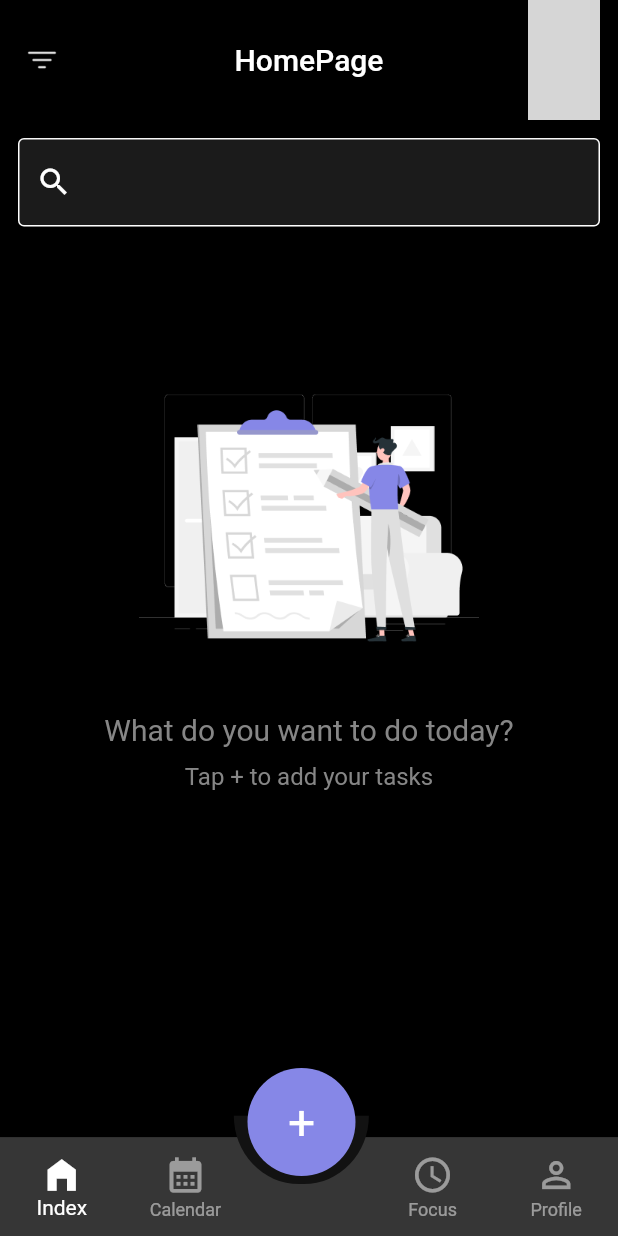
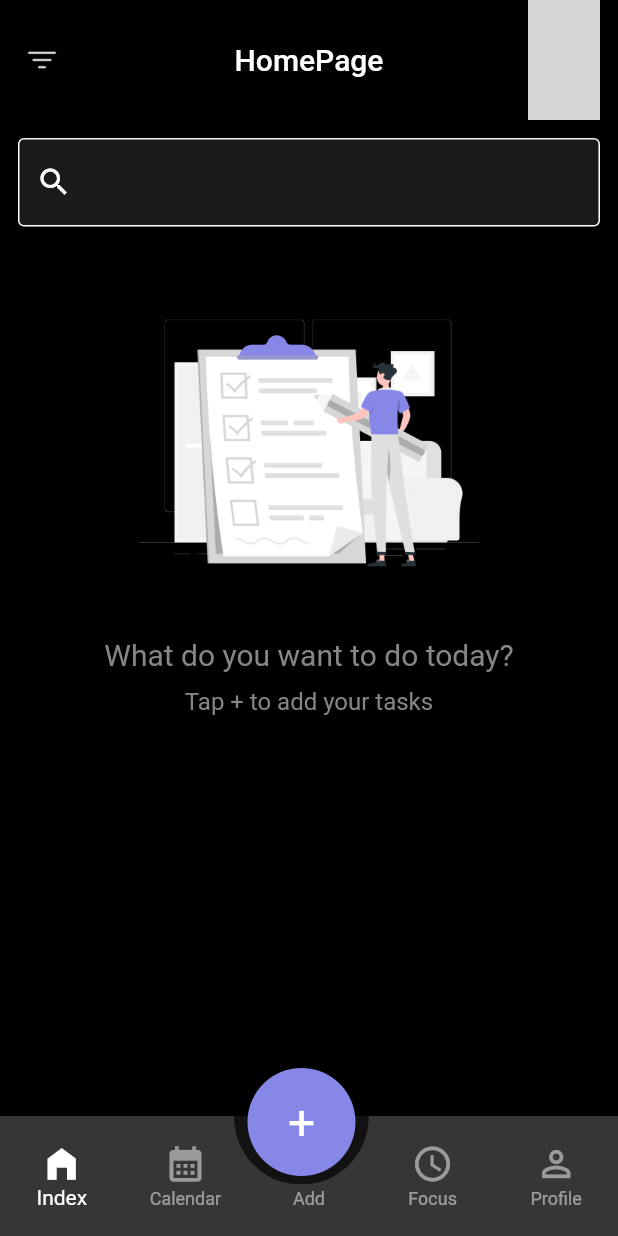
Before and after one commit to hasan13ek/todoApp, a Flutter app: the screen it shows after launch, on a phone screen of 412 x 824 dp. Run offline on Flutter 3.47's test engine with Material 2 defaults, Android fonts, the phone set to English and light mode, and no system bars; our stand-ins replace expandable_page_view, flutter_screenutil, flutter_svg, numberpicker, sqflite; accounts and stored records are empty; network calls fail; grey boxes are pictures that could not be loaded.

Commit message:
Boldi hammasi

```diff
--- a/lib/Widgets/alertichidagiAll.dart
+++ b/lib/Widgets/alertichidagiAll.dart
@@ -14,9 +14,9 @@ class alertichidagiAll extends StatelessWidget {
       height: 100,
       child: Column(
         crossAxisAlignment: CrossAxisAlignment.start,
-        children: [
+        children:const [
           textfield1(),
-          const SizedBox(
+           SizedBox(
             height: 12,
           ),
           textfield2(),
--- a/lib/Widgets/almashuvchanRasm.dart
+++ b/lib/Widgets/almashuvchanRasm.dart
@@ -11,7 +11,7 @@ class almashuvchanRasm extends StatelessWidget {
       child: Column(
         children: [
           const SizedBox(
-            height: 75,
+            height: 25,
           ),
           Image.asset(
             "assets/images/img_1.png",
--- a/lib/Widgets/bottoms/bottomNavBar.dart
+++ b/lib/Widgets/bottoms/bottomNavBar.dart
@@ -1,14 +1,30 @@
+import 'package:first_lesson/Widgets/nimadirochibkur.dart';
 import 'package:flutter/cupertino.dart';
 import 'package:flutter/material.dart';
+import 'package:first_lesson/screens/main_page.dart';
 
-class bottomNavBar extends StatelessWidget {
+class bottomNavBar extends StatefulWidget {
   const bottomNavBar({
     Key? key,
   }) : super(key: key);
 
   @override
+  State<bottomNavBar> createState() => _bottomNavBarState();
+}
+
+int _selectedIndex = 0;
+
+class _bottomNavBarState extends State<bottomNavBar> {
+  @override
   Widget build(BuildContext context) {
-    return BottomNavigationBar(
+    return
+      BottomNavigationBar(
+      currentIndex: _selectedIndex,
+      onTap: (index) {
+        setState(() {
+          _selectedIndex = index;
+        });
+      },
       iconSize: 28,
       selectedItemColor: Colors.white,
       unselectedItemColor: Colors.white.withOpacity(0.50),
@@ -24,8 +40,10 @@ class bottomNavBar extends StatelessWidget {
           label: 'Calendar',
         ),
         BottomNavigationBarItem(
-          icon: Icon(null),
-          label: '',
+          icon: Icon(
+           null
+          ),
+          label: 'Add',
         ),
         BottomNavigationBarItem(
           icon: Icon(Icons.watch_later_outlined),
--- a/lib/Widgets/bottoms/button2.dart
+++ b/lib/Widgets/bottoms/button2.dart
@@ -51,7 +51,7 @@ class button2 extends StatelessWidget {
                                 crossAxisCount: 3),
                             itemBuilder:
                                 (BuildContext contex, int index) {
-                              return InkWell(
+                              return GestureDetector(
                                 onTap: () {
                                   state(() {
                                     nimadir=index;
--- a/lib/Widgets/bottoms/button3.dart
+++ b/lib/Widgets/bottoms/button3.dart
@@ -54,7 +54,7 @@ class button3 extends StatelessWidget {
                                     crossAxisCount: 4),
                                 itemBuilder:
                                     (BuildContext contex, int index) {
-                                  return InkWell(
+                                  return GestureDetector(
                                     onTap: () {
                                       state(() {
                                         nimadir=index;
--- a/lib/screens/main_page.dart
+++ b/lib/screens/main_page.dart
@@ -6,6 +6,7 @@ import 'package:first_lesson/Widgets/soatlar/test1.dart';
 import 'package:first_lesson/Widgets/soatlar/test2.dart';
 import 'package:first_lesson/Widgets/soatlar/test3.dart';
 import 'package:first_lesson/Widgets/bottoms/yasamaFloatButton.dart';
+import 'package:first_lesson/Widgets/update_task_widget.dart';
 import 'package:first_lesson/database/local_database.dart';
 import 'package:first_lesson/models/todo_model.dart';
 import 'package:first_lesson/screens/main_page.dart';
@@ -31,6 +32,7 @@ class MainPage extends StatefulWidget {
   @override
   State<MainPage> createState() => _MainPageState();
 }
+int _selectedIndex = 0;
 String search = "";
 String title = "";
 String desc = "";
@@ -47,13 +49,14 @@ class _MainPageState extends State<MainPage> {
 
   Widget build(BuildContext context) {
     return Scaffold(
+      resizeToAvoidBottomInset: false,
       backgroundColor: Colors.black,
       appBar: AppBar(
         toolbarHeight: 80,
         centerTitle: true,
         leading: IconButton(
           onPressed: () {},
-          icon: Image.asset("${AppImages.ic_menu1}"),
+          icon: Image.asset(AppImages.ic_menu1),
         ),
         backgroundColor: Colors.black,
         title: const Text("HomePage"),
@@ -102,18 +105,15 @@ class _MainPageState extends State<MainPage> {
           Expanded(
             child: FutureBuilder(
               future: LocalDatabase.getTaskByTitle(title: search),
-              builder:
-                  (BuildContext context, AsyncSnapshot<List<TodoModel>> snapshot) {
+              builder: (BuildContext context,
+                  AsyncSnapshot<List<TodoModel>> snapshot) {
                 if (snapshot.hasData) {
                   if (snapshot.data!.isEmpty) {
-                    return
-                     Center(
-                      child:
-                      almashuvchanRasm(),
+                    return const Center(
+                      child: almashuvchanRasm(),
                     );
                   }
-                  return
-                  ListView.builder(
+                  return ListView.builder(
                     itemCount: snapshot.data?.length ?? 0,
                     itemBuilder: (context, index) {
                       return TaskItem(
@@ -121,12 +121,31 @@ class _MainPageState extends State<MainPage> {
                         onDeleted: () {
                           setState(() {});
                         },
+                        onSelected: () {
+                          showDialog(
+                              context: context,
+                              builder: (context) {
+                                return AlertDialog(
+                                  shape: const RoundedRectangleBorder(
+                                      borderRadius: BorderRadius.all(Radius.circular(20))),
+                                  backgroundColor:const Color(0xff363636),
+                                  content: Container(
+                                    width: double.infinity,
+                                    height: 350,
+                                    child: UpdateTaskWidget(
+                                        onUpdatedTask: () {
+                                          setState(() {});
+                                        },
+                                        todo: snapshot.data![index]),
+                                  ),
+                                );
+                              });
+                        },
                       );
                     },
                   );
                 } else if (snapshot.hasError) {
-                  return
-                  Center(
+                  return Center(
                     child: Text(snapshot.error.toString()),
                   );
                 }
@@ -137,27 +156,27 @@ class _MainPageState extends State<MainPage> {
         ],
       ),
       floatingActionButton: Stack(children: [
-        const yasamaFloatButton(),
+        yasamaFloatButton(),
         Positioned(
           bottom: 40,
           left: 165,
-          child: InkWell(
+          child: GestureDetector(
             onTap: () {
               modalBottomsheetAddTask(context);
             },
-            child: const nimadirochibkur(),
+            child: nimadirochibkur(),
           ),
         ),
       ]),
       floatingActionButtonLocation: FloatingActionButtonLocation.centerDocked,
-      bottomNavigationBar: SizedBox(
-        height:  MediaQuery.of(context).size.height*0.080,
-        child: const bottomNavBar(),
+      bottomNavigationBar:const SizedBox(
+        height: 80,
+        child: bottomNavBar(),
       ),
     );
   }
 
-  Future modalBottomsheetAddTask(context) {
+   modalBottomsheetAddTask(context) {
     return showDialog(
         context: context,
         builder: (BuildContext context) {
@@ -176,25 +195,26 @@ class _MainPageState extends State<MainPage> {
             actions: [
               const button1(),
               SizedBox(
-                width: MediaQuery.of(context).size.width*0.024,
+                width: MediaQuery.of(context).size.width * 0.024,
               ),
               const button2(),
               SizedBox(
-                width: MediaQuery.of(context).size.width*0.04,
+                width: MediaQuery.of(context).size.width * 0.04,
               ),
               const button3(),
               SizedBox(
-                width: MediaQuery.of(context).size.width*0.04,
+                width: MediaQuery.of(context).size.width * 0.04,
               ),
               SizedBox(
-                width: MediaQuery.of(context).size.width*0.04,
+                width: MediaQuery.of(context).size.width * 0.04,
               ),
               IconButton(
                 onPressed: () {
                   var newTodo = TodoModel(
                       title: title,
                       description: desc,
-                      date: "${GetDate.getdate.soat}  :  ${GetDate.getdate.minut}  ${GetDate.getdate.ap}",
+                      date:
+                          "${GetDate.getdate.soat}  :  ${GetDate.getdate.minut}  ${GetDate.getdate.ap}",
                       priority: propirty,
                       isCompleted: zaybal);
                   LocalDatabase.insertToDatabase(newTodo);
@@ -210,4 +230,5 @@ class _MainPageState extends State<MainPage> {
           );
         });
   }
+
 }
```
Also changed, not shown: lib/Widgets/bottoms/button1.dart (+7 -0 lines), lib/Widgets/taskitem.dart (+84 -41 lines), lib/Widgets/update_task_widget.dart (added, +135 -0 lines), lib/screens/onboading_page.dart (+24 -9 lines). Lines whose indentation alone changed are shown as unchanged.
